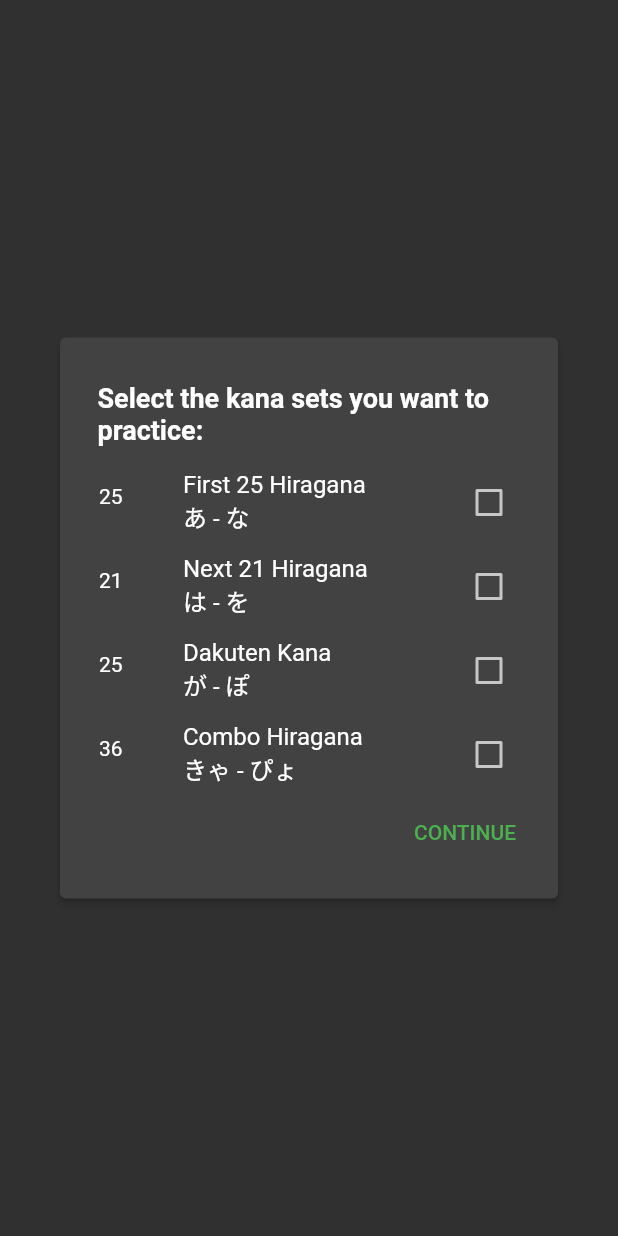
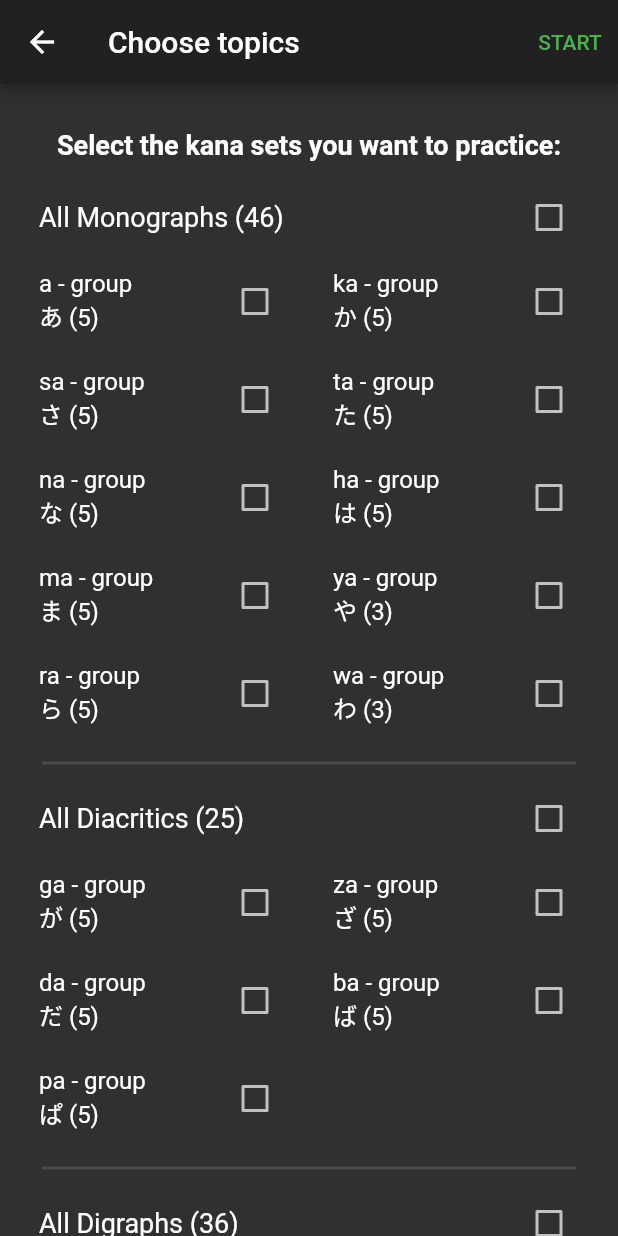
Before and after one commit to flyingcakes85/midori, a Flutter app: the CharSetDialog screen opened directly with empty values, on a phone screen of 412 x 824 dp. Run offline on Flutter 3.47's test engine with Material 2 defaults, Android fonts, the phone set to English and light mode, and no system bars; our stand-ins replace get, get_storage, pie_chart; accounts and stored records are empty.

Commit message:
Rework Charset Picker

```diff
--- a/lib/dialogs/charset_dialog.dart
+++ /dev/null
@@ -1,137 +0,0 @@
-//     This file is part of Midori.
-
-//     Midori is free software: you can redistribute it and/or modify
-//     it under the terms of the GNU General Public License as published by
-//     the Free Software Foundation, either version 3 of the License, or
-//     (at your option) any later version.
-
-//     Midori is distributed in the hope that it will be useful,
-//     but WITHOUT ANY WARRANTY; without even the implied warranty of
-//     MERCHANTABILITY or FITNESS FOR A PARTICULAR PURPOSE.  See the
-//     GNU General Public License for more details.
-
-//     You should have received a copy of the GNU General Public License
-//     along with Midori.  If not, see <https://www.gnu.org/licenses/>.
-
-import 'package:flutter/material.dart';
-import 'package:midori/screens/quiz_screen.dart';
-import 'package:midori/quiz_time_data.dart' as QuizTimeData;
-import 'package:midori/romaji_maps.dart';
-
-class CharSetDialog extends StatefulWidget {
-  final int chosenCharSet;
-  CharSetDialog(this.chosenCharSet);
-  @override
-  _CharSetDialogState createState() => _CharSetDialogState(chosenCharSet);
-}
-
-class _CharSetDialogState extends State<CharSetDialog> {
-  var charSet = {
-    {
-      {'lead': '25', 'text': 'First 25 Hiragana\nあ - な'},
-      {'lead': '21', 'text': 'Next 21 Hiragana\nは - を'},
-      {'lead': '25', 'text': 'Dakuten Kana\nが - ぽ'},
-      {'lead': '36', 'text': 'Combo Hiragana\nきゃ - ぴょ'}
-    },
-    {
-      {'lead': '25', 'text': 'First 25 Katakana\nア - ノ'},
-      {'lead': '21', 'text': 'Next 21 Katakana\nハ - ヲ'},
-      {'lead': '25', 'text': 'Dakuten Kana\nガ - ポ'},
-      {'lead': '36', 'text': 'Combo Katakana\nキャ - ピョ'}
-    }
-  };
-
-  final int chosenCharSet;
-  _CharSetDialogState(this.chosenCharSet);
-
-  var _checked = [false, false, false, false];
-  @override
-  Widget build(BuildContext context) {
-    return Dialog(
-        elevation: 2,
-        child: Container(
-          padding: EdgeInsets.symmetric(horizontal: 10, vertical: 20),
-          child: Column(mainAxisSize: MainAxisSize.min, children: [
-            Padding(
-                padding: EdgeInsets.symmetric(horizontal: 15, vertical: 10),
-                child: Text(
-                  'Select the kana sets you want to practice:',
-                  style: TextStyle(fontSize: 18, fontWeight: FontWeight.bold),
-                )),
-            buildCheckboxListTile(0),
-            buildCheckboxListTile(1),
-            buildCheckboxListTile(2),
-            buildCheckboxListTile(3),
-            Row(
-              mainAxisAlignment: MainAxisAlignment.end,
-              children: <Widget>[
-                TextButton(
-                  child: const Text('CONTINUE'),
-                  onPressed: () {
-                    print(_checked);
-                    List<List<String>> quizEntries = [];
-
-                    if (chosenCharSet == 0) {
-                      // Hiragana
-                      for (int idx = 0; idx < 4; idx++) {
-                        if (_checked[idx] == true) {
-                          quizEntries.addAll(RomajiMaps.hiraganaMap[idx]);
-                        }
-                      }
-                    } else {
-                      // Katakana
-                      for (int idx = 0; idx < 4; idx++) {
-                        if (_checked[idx] == true) {
-                          quizEntries.addAll(RomajiMaps.katakanaMap[idx]);
-                        }
-                      }
-                    }
-                    if (quizEntries.length == 0) {
-                      ScaffoldMessenger.of(context).showSnackBar(
-                        SnackBar(
-                          content: Row(
-                            children: [
-                              Icon(Icons.warning_amber_outlined),
-                              SizedBox(width: 6),
-                              Text("You need to select at least one option."),
-                            ],
-                          ),
-                        ),
-                      );
-                    } else {
-                      quizEntries.shuffle();
-                      Navigator.pop(context, _checked);
-                      QuizTimeData.quizEntries = quizEntries;
-                      QuizTimeData.currentQuestionIndex = 0;
-                      QuizTimeData.score = 0;
-                      Navigator.pushNamed(
-                        context,
-                        QuizScreen.routeName,
-                        arguments: QuizArguments(),
-                      );
-                    }
-                  },
-                ),
-                const SizedBox(width: 10),
-              ],
-            ),
-          ]),
-        ));
-  }
-
-  CheckboxListTile buildCheckboxListTile(int index) {
-    return CheckboxListTile(
-      checkColor: Colors.white,
-      activeColor: Colors.green,
-      title: Text(charSet.elementAt(chosenCharSet).elementAt(index)['text']),
-      secondary:
-          Text(charSet.elementAt(chosenCharSet).elementAt(index)['lead']),
-      value: _checked[index],
-      onChanged: (bool value) {
-        setState(() {
-          _checked[index] = value;
-        });
-      },
-    );
-  }
-}
--- /dev/null
+++ b/lib/screens/charset_picker.dart
@@ -0,0 +1,323 @@
+//     This file is part of Midori.
+
+//     Midori is free software: you can redistribute it and/or modify
+//     it under the terms of the GNU General Public License as published by
+//     the Free Software Foundation, either version 3 of the License, or
+//     (at your option) any later version.
+
+//     Midori is distributed in the hope that it will be useful,
+//     but WITHOUT ANY WARRANTY; without even the implied warranty of
+//     MERCHANTABILITY or FITNESS FOR A PARTICULAR PURPOSE.  See the
+//     GNU General Public License for more details.
+
+//     You should have received a copy of the GNU General Public License
+//     along with Midori.  If not, see <https://www.gnu.org/licenses/>.
+
+import 'package:flutter/material.dart';
+import 'package:get/get.dart';
+
+import 'package:midori/screens/quiz_screen.dart';
+import 'package:midori/quiz_time_data.dart' as QuizTimeData;
+import 'package:midori/romaji_maps.dart';
+
+class CharSetDialog extends StatefulWidget {
+  final int chosenCharSet;
+  CharSetDialog(this.chosenCharSet);
+  @override
+  _CharSetDialogState createState() => _CharSetDialogState(chosenCharSet);
+}
+
+class _CharSetDialogState extends State<CharSetDialog> {
+  static const List<List<String>> charSetLeaderLabels = [
+    ["46", "All Monographs"],
+    ["25", "All Diacritics"],
+    ["36", "All Digraphs"],
+  ];
+
+  static const List<List<List<String>>> charSetIndividual = [
+    [
+      ["5", "a - group\nあ"],
+      ["5", "ka - group\nか"],
+      ["5", "sa - group\nさ"],
+      ["5", "ta - group\nた"],
+      ["5", "na - group\nな"],
+      ["5", "ha - group\nは"],
+      ["5", "ma - group\nま"],
+      ["3", "ya - group\nや"],
+      ["5", "ra - group\nら"],
+      ["3", "wa - group\nわ"],
+      ["5", "ga - group\nが"],
+      ["5", "za - group\nざ"],
+      ["5", "da - group\nだ"],
+      ["5", "ba - group\nば"],
+      ["5", "pa - group\nぱ"],
+      ["5", "kya, sha - group\nきゃ、しゃ"],
+      ["5", "cha, nya - group\nちゃ、にゃ"],
+      ["5", "hya, mya - group\nひゃ、みゃ"],
+      ["5", "rya, gya - group\nりゃ、ぎゃ"],
+      ["5", "jya, dzya - group\nじゃ、ぢゃ"],
+      ["5", "bya, pya - group\nびゃ、ぴゃ"],
+    ],
+    [
+      ["5", "a - group\nア"],
+      ["5", "ka - group\nカ"],
+      ["5", "sa - group\nサ"],
+      ["5", "ta - group\nタ"],
+      ["5", "na - group\nナ"],
+      ["5", "ha - group\nハ"],
+      ["5", "ma - group\nマ"],
+      ["3", "ya - group\nヤ"],
+      ["5", "ra - group\nラ"],
+      ["3", "wa - group\nワ"],
+      ["5", "ga - group\nガ"],
+      ["5", "za - group\nザ"],
+      ["5", "da - group\nダ"],
+      ["5", "ba - group\nバ"],
+      ["5", "pa - group\nパ"],
+      ["5", "kya, sha - group\nキャ、シャ"],
+      ["5", "cha, nya - group\nチャ、ニャ"],
+      ["5", "hya, mya - group\nヒャ、ミャ"],
+      ["5", "rya, gya - group\nリャ、ギャ"],
+      ["5", "jya, dzya - group\nジャ、ヂャ"],
+      ["5", "bya, pya - group\nビャ、ピャ"],
+    ],
+  ];
+
+  final int chosenCharSet;
+  _CharSetDialogState(this.chosenCharSet);
+
+  List<bool> selected = [];
+  List<bool> leaderCheck = [];
+  @override
+  Widget build(BuildContext context) {
+    for (int i = 0; i < 21; i++) {
+      selected.add(false);
+    }
+    for (int i = 0; i < 3; i++) {
+      leaderCheck.add(false);
+    }
+    return Scaffold(
+        appBar: AppBar(
+          elevation: 3,
+          title: Text("Choose topics"),
+          actions: [
+            TextButton(
+              onPressed: () {
+                List<List<String>> quizEntries = [];
+
+                // if (chosenCharSet == 0) {
+                // Hiragana
+                //   for (int idx = 0; idx < 4; idx++) {
+                //     if (selected[idx] == true) {
+                //       quizEntries.addAll(RomajiMaps.hiraganaMap[idx]);
+                //     }
+                //   }
+                // } else {
+                //   // Katakana
+                //   for (int idx = 0; idx < 4; idx++) {
+                //     if (selected[idx] == true) {
+                //       quizEntries.addAll(RomajiMaps.katakanaMap[idx]);
+                //     }
+                //   }
+                // }
+                for (int i = 0; i < 21; i++) {
+                  if (selected[i]) {
+                    quizEntries.addAll(chosenCharSet == 0
+                        ? RomajiMaps.hiraganaMap.elementAt(i)
+                        : RomajiMaps.katakanaMap.elementAt(i));
+                  }
+                }
+                if (quizEntries.length == 0) {
+                  ScaffoldMessenger.of(context).showSnackBar(
+                    SnackBar(
+                      content: Row(
+                        children: [
+                          Icon(Icons.warning_amber_outlined),
+                          SizedBox(width: 6),
+                          Text("You need to select at least one option."),
+                        ],
+                      ),
+                    ),
+                  );
+                } else {
+                  quizEntries.shuffle();
+                  Navigator.pop(context, selected);
+                  QuizTimeData.quizEntries = quizEntries;
+                  QuizTimeData.currentQuestionIndex = 0;
+                  QuizTimeData.score = 0;
+                  Get.to(() => QuizScreen());
+                }
+              },
+              child: Text("START"),
+            )
+          ],
+        ),
+        body: SingleChildScrollView(
+          child: Container(
+            padding: EdgeInsets.symmetric(horizontal: 10, vertical: 20),
+            child: Column(mainAxisSize: MainAxisSize.min, children: [
+              Padding(
+                  padding: EdgeInsets.symmetric(horizontal: 15, vertical: 10),
+                  child: Text(
+                    'Select the kana sets you want to practice:',
+                    style: TextStyle(fontSize: 18, fontWeight: FontWeight.bold),
+                  )),
+              buildCheckBoxLeader(0, 0, 9),
+              GridView.count(
+                crossAxisCount: 2,
+                physics: NeverScrollableScrollPhysics(),
+                shrinkWrap: true,
+                childAspectRatio: 3,
+                children: List.generate(
+                  10,
+                  (index) => buildCheckboxListTile(index, 0),
+                ),
+              ),
+              CategoryDivider(),
+              buildCheckBoxLeader(1, 10, 14),
+              GridView.count(
+                crossAxisCount: 2,
+                physics: NeverScrollableScrollPhysics(),
+                shrinkWrap: true,
+                childAspectRatio: 3,
+                children: List.generate(
+                  5,
+                  (index) => buildCheckboxListTile(index + 10, 1),
+                ),
+              ),
+              CategoryDivider(),
+              buildCheckBoxLeader(2, 15, 20),
+              GridView.count(
+                crossAxisCount: 2,
+                physics: NeverScrollableScrollPhysics(),
+                shrinkWrap: true,
+                childAspectRatio: 2,
+                children: List.generate(
+                  6,
+                  (index) => buildCheckboxListTile(index + 15, 2),
+                ),
+              ),
+              Row(
+                mainAxisAlignment: MainAxisAlignment.end,
+                children: <Widget>[
+                  TextButton(
+                    child: const Text('CONTINUE'),
+                    onPressed: () {
+                      print(selected);
+                      List<List<String>> quizEntries = [];
+
+                      if (chosenCharSet == 0) {
+                        // Hiragana
+                        for (int idx = 0; idx < 4; idx++) {
+                          if (selected[idx] == true) {
+                            quizEntries.addAll(RomajiMaps.hiraganaMap[idx]);
+                          }
+                        }
+                      } else {
+                        // Katakana
+                        for (int idx = 0; idx < 4; idx++) {
+                          if (selected[idx] == true) {
+                            quizEntries.addAll(RomajiMaps.katakanaMap[idx]);
+                          }
+                        }
+                      }
+                      if (quizEntries.length == 0) {
+                        ScaffoldMessenger.of(context).showSnackBar(
+                          SnackBar(
+                            content: Row(
+                              children: [
+                                Icon(Icons.warning_amber_outlined),
+                                SizedBox(width: 6),
+                                Text("You need to select at least one option."),
+                              ],
+                            ),
+                          ),
+                        );
+                      } else {
+                        quizEntries.shuffle();
+                        Navigator.pop(context, selected);
+                        QuizTimeData.quizEntries = quizEntries;
+                        QuizTimeData.currentQuestionIndex = 0;
+                        QuizTimeData.score = 0;
+                        Navigator.pushNamed(
+                          context,
+                          QuizScreen.routeName,
+                          arguments: QuizArguments(),
+                        );
+                      }
+                    },
+                  ),
+                  const SizedBox(width: 10),
+                ],
+              ),
+            ]),
+          ),
+        ));
+  }
+
+  CheckboxListTile buildCheckBoxLeader(int index, int start, int end) {
+    return CheckboxListTile(
+      checkColor: Colors.white,
+      activeColor: Colors.green,
+      title: Text(
+        charSetLeaderLabels.elementAt(index).elementAt(1) +
+            " (" +
+            charSetLeaderLabels[index][0] +
+            ")",
+        style: TextStyle(fontSize: 18),
+      ),
+      // secondary: Text(charSetLeaderLabels[index][0]),
+      value: leaderCheck[index],
+      onChanged: (bool value) {
+        setState(() {
+          leaderCheck[index] = value;
+          for (int i = start; i <= end; i++) {
+            selected[i] = value;
+          }
+        });
+      },
+    );
+  }
+
+  CheckboxListTile buildCheckboxListTile(int index, int leader) {
+    return CheckboxListTile(
+      checkColor: Colors.white,
+      activeColor: Colors.green,
+      title: Text(charSetIndividual
+              .elementAt(chosenCharSet)
+              .elementAt(index)
+              .elementAt(1) +
+          " (" +
+          charSetIndividual
+              .elementAt(chosenCharSet)
+              .elementAt(index)
+              .elementAt(0) +
+          ")"),
+      value: selected[index],
+      onChanged: (bool value) {
+        setState(() {
+          selected[index] = value;
+          if (!value) {
+            leaderCheck[leader] = value;
+          }
+        });
+      },
+    );
+  }
+}
+
+class CategoryDivider extends StatelessWidget {
+  const CategoryDivider({
+    Key key,
+  }) : super(key: key);
+
+  @override
+  Widget build(BuildContext context) {
+    return Divider(
+      height: 18,
+      thickness: 2,
+      indent: 18,
+      endIndent: 18,
+    );
+  }
+}
--- a/lib/widgets/listing_card.dart
+++ b/lib/widgets/listing_card.dart
@@ -15,7 +15,7 @@
 
 import 'package:flutter/material.dart';
 
-import 'package:midori/dialogs/charset_dialog.dart';
+import 'package:midori/screens/charset_picker.dart';
 
 class ListingCard extends StatelessWidget {
   final String titleText;
```
